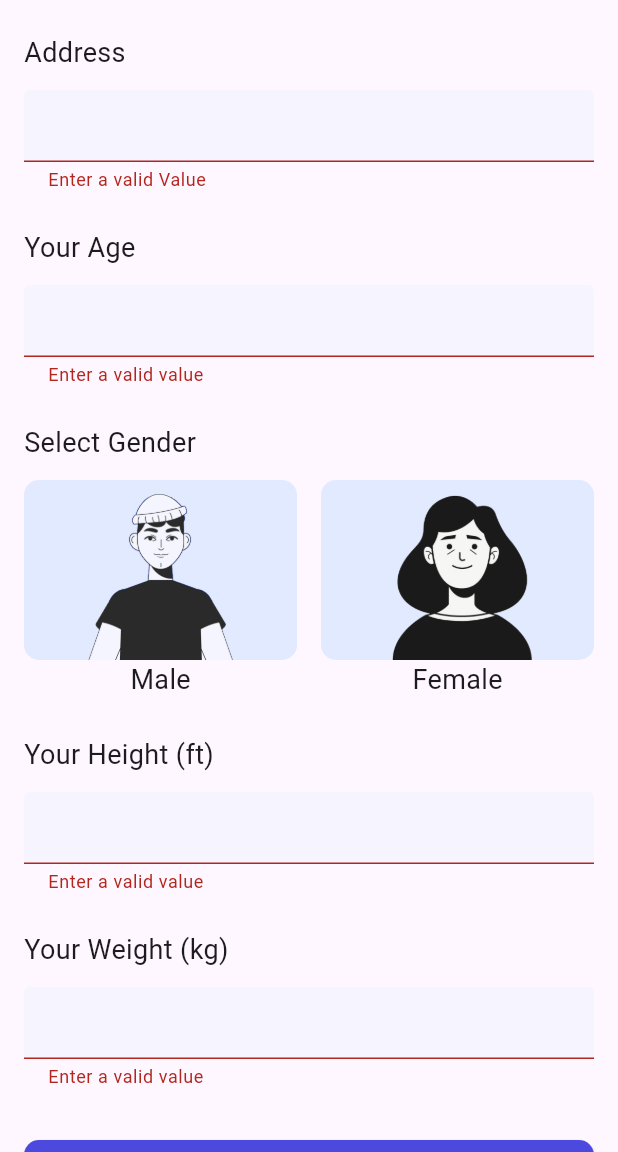
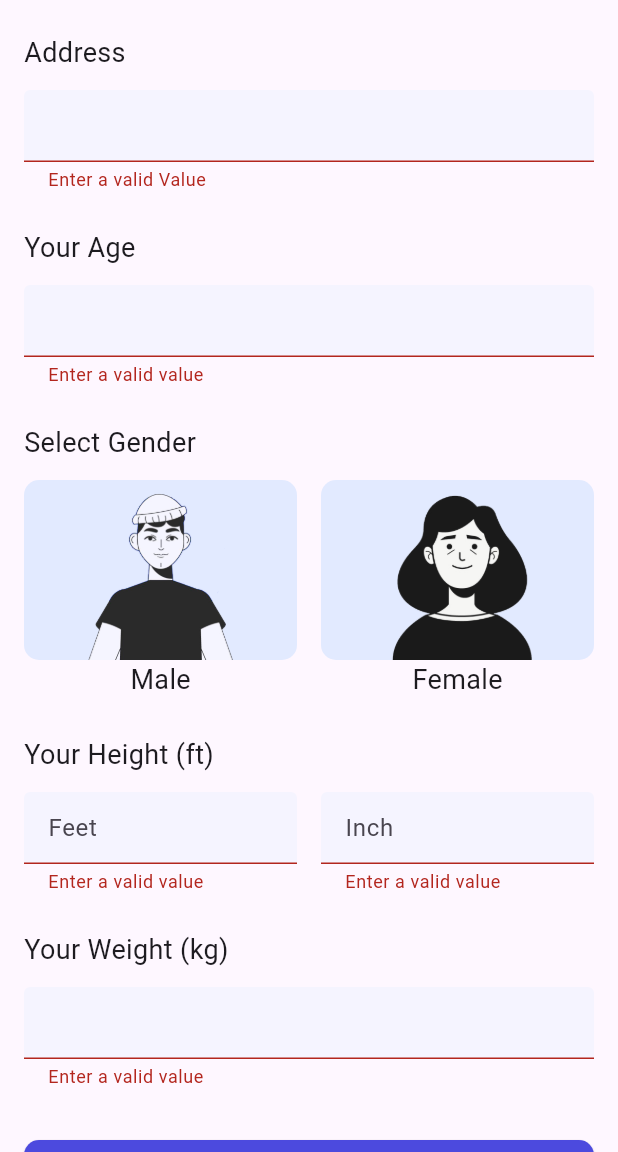
Before and after one commit to Hasibol-Hoda-Inu/flutter_batch7_ostad, a Flutter app: the UserInputScreen screen opened directly, scrolled down 116 dp, after a tap on "Calculate BMI", on a phone screen of 412 x 824 dp, the part 84-1236 px from its top. Run offline on Flutter 3.47's test engine with Material 3 defaults, Android fonts, the phone set to English and light mode, and no system bars; our stand-ins replace flutter_svg.

Commit message:
updated few things for better user experience

```diff
--- a/lib/presentation/result_output_screen.dart
+++ b/lib/presentation/result_output_screen.dart
@@ -90,7 +90,7 @@ class ResultOutputScreen extends StatelessWidget {
                         children: [
                           Column(
                             children: [
-                            Text(age.toString(), style: const TextStyle(
+                            Text("${age.toString()} yrs", style: const TextStyle(
                               color: Colors.white,
                               fontSize: 24,
                               fontWeight: FontWeight.w800
@@ -107,7 +107,7 @@ class ResultOutputScreen extends StatelessWidget {
                           ),
                           Column(
                             children: [
-                            Text(height.toString(), style:const TextStyle(
+                            Text("${height.toStringAsFixed(2)} m", style:const TextStyle(
                                 color: Colors.white,
                                 fontSize: 24,
                                 fontWeight: FontWeight.w800
@@ -124,7 +124,7 @@ class ResultOutputScreen extends StatelessWidget {
                           ),
                           Column(
                             children: [
-                            Text(weight.toString(), style: const TextStyle(
+                            Text("${weight.toString()} kg", style: const TextStyle(
                           color: Colors.white,
                               fontSize: 24,
                               fontWeight: FontWeight.w800
--- a/lib/presentation/widgets/user_input_widget.dart
+++ b/lib/presentation/widgets/user_input_widget.dart
@@ -13,7 +13,8 @@ class UserInputWidget extends StatelessWidget {
   TextEditingController yourNameTEcontroller = TextEditingController();
   TextEditingController yourAddressTEcontroller = TextEditingController();
   TextEditingController yourAgeTEcontroller = TextEditingController();
-  TextEditingController yourHeightTEcontroller = TextEditingController();
+  TextEditingController yourHeightInFeetTEcontroller = TextEditingController();
+  TextEditingController yourHeightInInchTEcontroller = TextEditingController();
   TextEditingController yourWeightTEcontroller = TextEditingController();
 
   final GlobalKey<FormState> _formKey = GlobalKey<FormState>();
@@ -134,15 +135,32 @@ class UserInputWidget extends StatelessWidget {
                   fontSize: 18,
                 ),),
                 const SizedBox(height: 12,),
-              TextFormField(
-            controller: yourHeightTEcontroller,
+              Row(children: [
+                Expanded(
+                  child: TextFormField(
+                    controller: yourHeightInFeetTEcontroller,
                     keyboardType: TextInputType.number,
                     validator: (String? value){
                       if(value == null || value.isEmpty){
                         return "Enter a valid value";
                       }
                     },
-            decoration: const InputDecoration(),),
+
+                    decoration: const InputDecoration(hintText: "Feet"),),
+                ),
+                const SizedBox(width: 16,),
+                Expanded(
+                  child: TextFormField(
+                    controller: yourHeightInInchTEcontroller,
+                    keyboardType: TextInputType.number,
+                    validator: (String? value){
+                      if(value == null || value.isEmpty){
+                        return "Enter a valid value";
+                      }
+                    },
+                    decoration: const InputDecoration(hintText: "Inch"),),
+                ),
+              ],),
               const SizedBox(height: 24,),
               const Text('Your Weight (kg)', style: TextStyle(
             fontSize: 18,
@@ -170,7 +188,7 @@ class UserInputWidget extends StatelessWidget {
                      ResultOutputScreen(
                        name: yourNameTEcontroller.text,
                        address: yourAddressTEcontroller.text,
-                       height: double.tryParse(yourHeightTEcontroller.text) ?? 0.0,
+                       height: getTotalHeightInMeters() ?? 0.0,
                        weight: double.tryParse(yourWeightTEcontroller.text) ?? 0.0,
                        age: int.tryParse(yourAgeTEcontroller.text) ?? 0,
                        bmi: bmi,
@@ -196,27 +214,27 @@ class UserInputWidget extends StatelessWidget {
     );
   }
 
+  double getTotalHeightInMeters(){
+    double heightInFeet = double.tryParse(yourHeightInFeetTEcontroller.text) ?? 0.0;
+    double heightInInch = double.tryParse(yourHeightInInchTEcontroller.text) ?? 0.0;
+    double height = (heightInFeet*12)+heightInInch;
+    double heightInMeters = height*0.0254;
+    return heightInMeters;
+  }
   double BMIformula(){
     double weightInKg = double.tryParse(yourWeightTEcontroller.text) ?? 0.0;
-    double heightInft = double.tryParse(yourHeightTEcontroller.text) ?? 0.0;
-    double heightInMeeter = heightInft*0.3048;
+    double heightInMeeter = getTotalHeightInMeters();
     double bmi = weightInKg/pow(heightInMeeter, 2);
     return bmi;
   }
 
-  // bool genderIdentification(bool inMale){
-  //   if(isMale == true){
-  //     return isMale;
-  //   }else{
-  //     return isMale;
-  //   }
-  // }
 
   void clearTextField(){
     yourNameTEcontroller.clear();
     yourAddressTEcontroller.clear();
     yourAgeTEcontroller.clear();
-    yourHeightTEcontroller.clear();
+    yourHeightInFeetTEcontroller.clear();
+    yourHeightInInchTEcontroller.clear();
     yourWeightTEcontroller.clear();
   }
 
@@ -224,7 +242,8 @@ class UserInputWidget extends StatelessWidget {
     yourNameTEcontroller.dispose();
     yourAddressTEcontroller.dispose();
     yourAgeTEcontroller.dispose();
-    yourHeightTEcontroller.dispose();
+    yourHeightInFeetTEcontroller.dispose();
+    yourHeightInInchTEcontroller.dispose();
     yourWeightTEcontroller.dispose();
   }
 }
```
Also changed, not shown: assets/images/female_healthy.svg (added), assets/images/female_obese.svg (added), assets/images/female_overweight.svg (added), assets/images/female_underweight.svg (added). Lines whose indentation alone changed are shown as unchanged.
